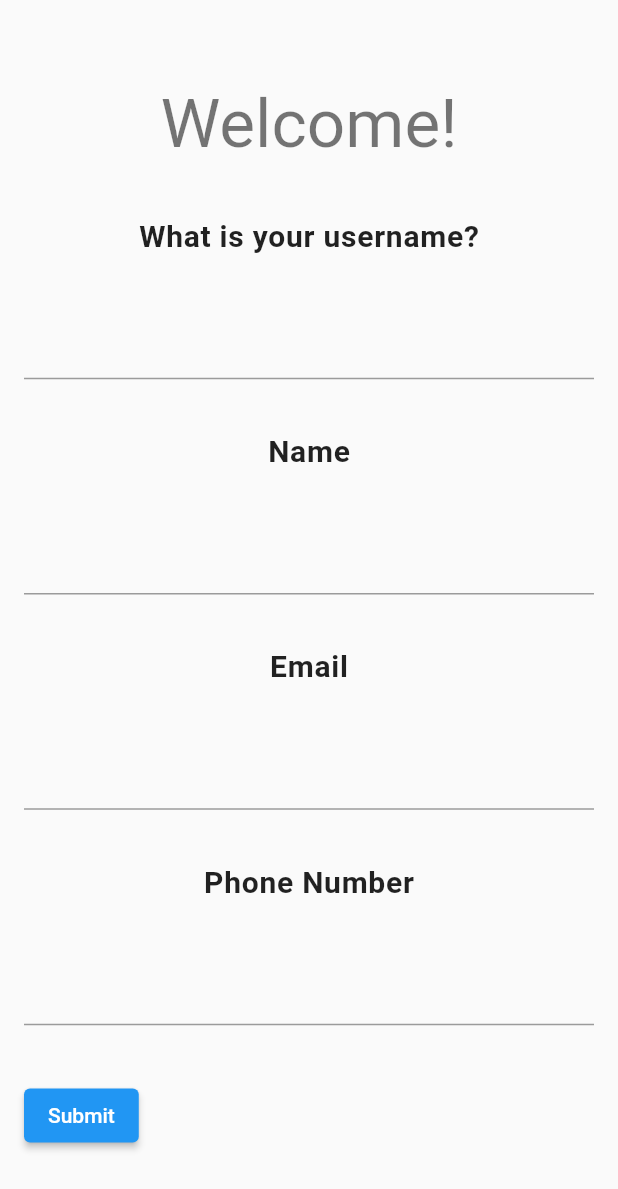
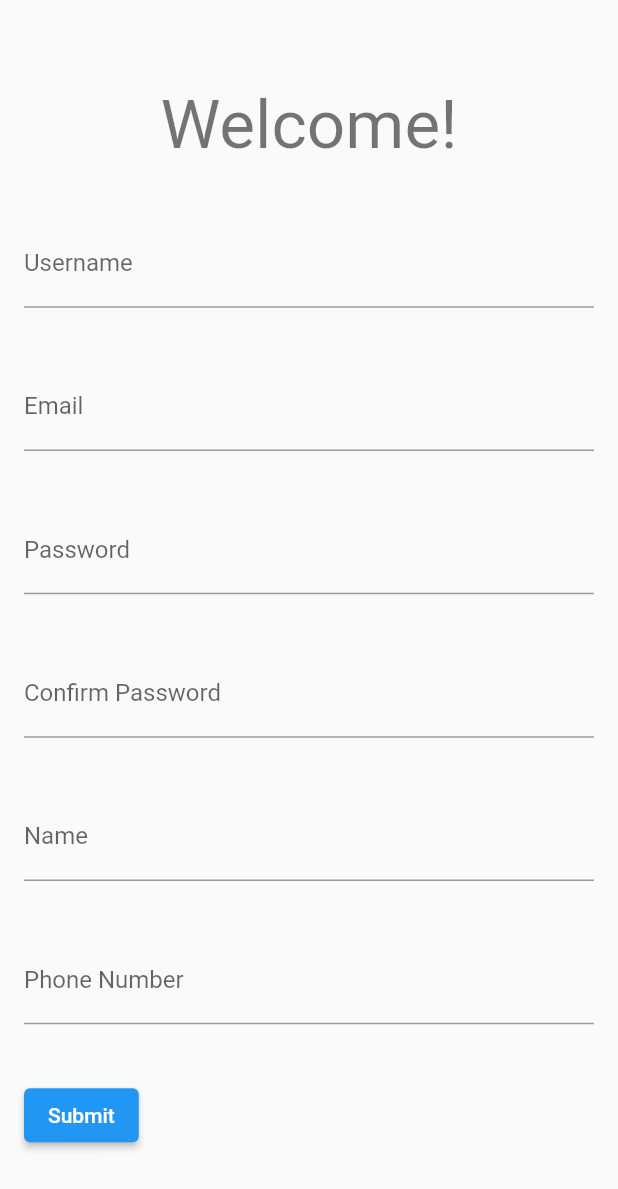
Before and after one commit to jyo142/LetsHang, a Flutter app: the SignUpScreen screen opened directly, on a phone screen of 412 x 824 dp. Shown: the top 1189 px of the screen. Run offline on Flutter 3.47's test engine with Material 2 defaults, Android fonts, the light colour scheme and no system bars; our stand-ins replace bloc, cloud_firestore, equatable, firebase_auth, firebase_core, flutter_bloc and 1 more; accounts and stored records are empty; network calls fail.

Commit message:
sign in and login

```diff
--- a/lib/blocs/app/app_event.dart
+++ b/lib/blocs/app/app_event.dart
@@ -11,10 +11,12 @@ abstract class AppEvent extends Equatable {
 
 class AppLoginRequested extends AppEvent {}
 
+class AppGoogleLoginRequested extends AppEvent {}
+
 class AppSignupRequested extends AppEvent {}
 
-class AppUserCreated extends AppEvent {
-  const AppUserCreated(this.hangUser);
+class AppUserAuthenticated extends AppEvent {
+  const AppUserAuthenticated({required this.hangUser});
 
   final HangUser hangUser;
 
--- a/lib/blocs/app/app_state.dart
+++ b/lib/blocs/app/app_state.dart
@@ -10,6 +10,16 @@ class AppState extends Equatable {
 }
 
 class AppLoginLoading extends AppState {}
+
+class AppIsLoggingIn extends AppState {
+  const AppIsLoggingIn({this.email = '', this.password = ''});
+
+  final String email;
+  final String password;
+
+  @override
+  List<Object> get props => [email, password];
+}
 
 class AppLoginError extends AppState {
   const AppLoginError({this.errorMessage});
--- /dev/null
+++ b/lib/blocs/login/login_state.dart
@@ -0,0 +1,41 @@
+part of 'login_bloc.dart';
+
+class LoginState extends Equatable {
+  final String email;
+  final String password;
+
+  LoginState({this.email = '', this.password = ''}) {}
+
+  LoginState copyWith({String? email, String? password}) {
+    return LoginState(
+      email: email ?? this.email,
+      password: password ?? this.password,
+    );
+  }
+
+  @override
+  List<Object?> get props => [email, password];
+}
+
+class LoginSubmitLoading extends LoginState {
+  LoginSubmitLoading(LoginState state)
+      : super(email: state.email, password: state.password);
+}
+
+class LoginSuccess extends LoginState {
+  LoginSuccess({required this.loggedInUser});
+
+  final HangUser loggedInUser;
+
+  @override
+  List<Object> get props => [loggedInUser];
+}
+
+class LoginError extends LoginState {
+  final String errorMessage;
+
+  LoginError({required this.errorMessage}) {}
+
+  @override
+  List<Object> get props => [errorMessage];
+}
--- a/lib/blocs/signup/sign_up_event.dart
+++ b/lib/blocs/signup/sign_up_event.dart
@@ -15,6 +15,24 @@ class UserNameChanged extends SignUpEvent {
 
   @override
   List<Object> get props => [userName];
+}
+
+class PasswordChanged extends SignUpEvent {
+  const PasswordChanged(this.password);
+
+  final String password;
+
+  @override
+  List<Object> get props => [password];
+}
+
+class ConfirmPasswordChanged extends SignUpEvent {
+  const ConfirmPasswordChanged(this.confirmPassword);
+
+  final String confirmPassword;
+
+  @override
+  List<Object> get props => [confirmPassword];
 }
 
 class NameChanged extends SignUpEvent {
--- a/lib/blocs/signup/sign_up_state.dart
+++ b/lib/blocs/signup/sign_up_state.dart
@@ -6,6 +6,11 @@ class SignUpState extends Equatable {
   final User? firebaseUser;
   final String userName;
   final String? name;
+  final String? password;
+  final String? confirmPassword;
+  String get confirmPasswordError =>
+      confirmPassword != password ? "Passwords do not match" : "";
+
   final String? email;
   final String? phoneNumber;
 
@@ -13,6 +18,8 @@ class SignUpState extends Equatable {
       {this.firebaseUser,
       this.userName = '',
       this.name = '',
+      this.password = '',
+      this.confirmPassword = '',
       this.email = '',
       this.phoneNumber = ''}) {}
 
@@ -20,25 +27,42 @@ class SignUpState extends Equatable {
       {User? firebaseUser,
       String? userName,
       String? name,
+      String? password,
+      String? confirmPassword,
       String? email,
       String? phoneNumber}) {
     return SignUpState(
         firebaseUser: firebaseUser ?? this.firebaseUser,
         userName: userName ?? this.userName,
         name: name ?? this.name,
+        password: password ?? this.password,
+        confirmPassword: confirmPassword ?? this.confirmPassword,
         email: email ?? this.email,
         phoneNumber: phoneNumber ?? this.phoneNumber);
   }
 
   @override
-  List<Object?> get props => [firebaseUser, userName];
+  List<Object?> get props => [
+        firebaseUser,
+        userName,
+        name,
+        password,
+        confirmPassword,
+        email,
+        phoneNumber
+      ];
 }
 
 class SignUpSubmitLoading extends SignUpState {
-  SignUpSubmitLoading({firebaseUser, userName = ''})
-      : super(firebaseUser: firebaseUser, userName: userName);
-  @override
-  List<Object?> get props => [firebaseUser, userName];
+  SignUpSubmitLoading(SignUpState state)
+      : super(
+            firebaseUser: state.firebaseUser,
+            userName: state.userName,
+            name: state.name,
+            password: state.password,
+            confirmPassword: state.confirmPassword,
+            email: state.email,
+            phoneNumber: state.phoneNumber);
 }
 
 class SignUpError extends SignUpState {
--- a/lib/main.dart
+++ b/lib/main.dart
@@ -2,7 +2,7 @@ import 'package:flutter/material.dart';
 import 'package:letshang/assets/MainTheme.dart';
 import 'package:letshang/blocs/app/app_bloc.dart';
 import 'package:letshang/repositories/user/user_repository.dart';
-import 'package:letshang/screens/sign_in_screen.dart';
+import 'package:letshang/screens/unauthorized_screen.dart';
 import 'package:flutter_bloc/flutter_bloc.dart';
 import 'package:letshang/services/authentication_service.dart';
 
@@ -22,7 +22,7 @@ class MyApp extends StatelessWidget {
       child: MaterialApp(
         title: 'Flutter Demo',
         theme: mainTheme,
-        home: const SignInScreen(),
+        home: const UnAuthorizedScreen(),
       ),
     );
   }
--- a/lib/repositories/user/base_user_repository.dart
+++ b/lib/repositories/user/base_user_repository.dart
@@ -4,5 +4,6 @@ import 'package:firebase_auth/firebase_auth.dart';
 abstract class BaseUserRepository {
   Future<HangUser?> getUserByUserName(String userName);
   Future<HangUser?> getUserByEmail(String userName);
-  Future<void> addUser(String userName, User firebaseUser);
+  Future<void> addUser(HangUser user);
+  Future<void> addFirebaseUser(String userName, User firebaseUser);
 }
--- a/lib/screens/app_screen.dart
+++ b/lib/screens/app_screen.dart
@@ -21,7 +21,9 @@ class _AppScreenState extends State {
   ];
   @override
   Widget build(BuildContext context) {
-    return Scaffold(
+    return WillPopScope(
+      onWillPop: () async => false,
+      child: Scaffold(
         body: _children[_currentIndex],
         bottomNavigationBar: BottomNavigationBar(
           onTap: onTabTapped,
@@ -35,6 +37,7 @@ class _AppScreenState extends State {
             BottomNavigationBarItem(icon: Icon(Icons.person), label: 'Profile')
           ],
         ),
+      ),
     );
   }
 
--- a/lib/screens/profile_screen.dart
+++ b/lib/screens/profile_screen.dart
@@ -6,7 +6,7 @@ import 'package:letshang/blocs/profile/profile_bloc.dart';
 import 'package:letshang/blocs/profile/profile_event.dart';
 import 'package:letshang/blocs/profile/profile_state.dart';
 import 'package:letshang/repositories/user/user_repository.dart';
-import 'package:letshang/screens/sign_in_screen.dart';
+import 'package:letshang/screens/unauthorized_screen.dart';
 import 'package:letshang/services/authentication_service.dart';
 import 'package:flutter_bloc/flutter_bloc.dart';
 import 'package:letshang/widgets/profile_pic.dart';
@@ -24,7 +24,7 @@ class _ProfileScreenState extends State<ProfileScreen> {
   Route _routeToSignInScreen() {
     return PageRouteBuilder(
       pageBuilder: (context, animation, secondaryAnimation) =>
-          const SignInScreen(),
+          const UnAuthorizedScreen(),
       transitionsBuilder: (context, animation, secondaryAnimation, child) {
         var begin = const Offset(-1.0, 0.0);
         var end = Offset.zero;
--- a/lib/screens/sign_up_screen.dart
+++ b/lib/screens/sign_up_screen.dart
@@ -52,13 +52,20 @@ class _SignUpScreenState extends State<SignUpScreen> {
                       ],
                     ),
                     ..._userNameField(),
+                    ..._signUpTextField(
+                        "Email", false, (value) => EmailChanged(value)),
                     if (!isFirebaseSignup) ...[
                       ..._signUpTextField(
-                          "Name", (value) => NameChanged(value)),
+                          "Password", true, (value) => PasswordChanged(value)),
                       ..._signUpTextField(
-                          "Email", (value) => EmailChanged(value)),
+                          "Confirm Password",
+                          true,
+                          (value) => ConfirmPasswordChanged(value),
+                          (SignUpState state) => state.confirmPasswordError),
                       ..._signUpTextField(
-                          "Phone Number", (value) => PhoneNumberChanged(value)),
+                          "Name", false, (value) => NameChanged(value)),
+                      ..._signUpTextField("Phone Number", false,
+                          (value) => PhoneNumberChanged(value)),
                     ],
                     _submitButton(),
                   ],
@@ -69,18 +76,10 @@ class _SignUpScreenState extends State<SignUpScreen> {
 
   List<Widget> _userNameField() {
     return [
-      Row(
-        mainAxisAlignment: MainAxisAlignment.center,
-        children: [
-          Text(
-            'What is your username?',
-            style: Theme.of(context).textTheme.headline5,
-          ),
-        ],
-      ),
       BlocBuilder<SignUpBloc, SignUpState>(
         builder: (context, state) {
           return TextFormField(
+              decoration: const InputDecoration(labelText: "Username"),
               initialValue: "",
               // The validator receives the text that the user has entered.
               validator: (value) {
@@ -96,27 +95,20 @@ class _SignUpScreenState extends State<SignUpScreen> {
     ];
   }
 
-  List<Widget> _signUpTextField(String text, Function signUpEvent) {
+  List<Widget> _signUpTextField(
+      String text, bool isPassword, Function signUpEvent,
+      [Function? stateErrorMessage]) {
     return [
-      Row(
-        mainAxisAlignment: MainAxisAlignment.center,
-        children: [
-          Text(
-            text,
-            style: Theme.of(context).textTheme.headline5,
-          ),
-        ],
-      ),
       BlocBuilder<SignUpBloc, SignUpState>(
         builder: (context, state) {
           return TextFormField(
+              autovalidateMode: AutovalidateMode.onUserInteraction,
+              obscureText: isPassword,
+              decoration: InputDecoration(labelText: text),
               initialValue: "",
               // The validator receives the text that the user has entered.
               validator: (value) {
-                if (value == null || value.isEmpty) {
-                  return 'Please enter some text';
-                }
-                return null;
+                return stateErrorMessage?.call(state);
               },
               onChanged: (value) =>
                   context.read<SignUpBloc>().add(signUpEvent(value)));
@@ -129,16 +121,16 @@ class _SignUpScreenState extends State<SignUpScreen> {
     return BlocConsumer<SignUpBloc, SignUpState>(
       builder: (context, state) {
         if (state is SignUpSubmitLoading) {
-          return const CircularProgressIndicator(
-            valueColor: AlwaysStoppedAnimation<Color>(Colors.white),
-          );
+          return const CircularProgressIndicator();
         }
         if (state is SignUpError) {
           MessageService.showErrorMessage(
               content: state.errorMessage, context: context);
         }
         if (state is SignUpUserCreated) {
-          context.read<AppBloc>().add(AppUserCreated(state.user));
+          context
+              .read<AppBloc>()
+              .add(AppUserAuthenticated(hangUser: state.user));
         }
         return ElevatedButton(
           onPressed: () {
--- a/lib/services/authentication_service.dart
+++ b/lib/services/authentication_service.dart
@@ -47,6 +47,43 @@ class AuthenticationService {
     return user;
   }
 
+  static Future<void> signInEmailPassword(String email, String password) async {
+    try {
+      await FirebaseAuth.instance.signInWithEmailAndPassword(
+        email: email,
+        password: password,
+      );
+    } on FirebaseAuthException catch (e) {
+      if (e.code == 'weak-password') {
+        throw Exception("The password provided is too weak");
+      } else if (e.code == 'email-already-in-use') {
+        throw Exception("Email already in use");
+      }
+      throw Exception(e.message);
+    } catch (e) {
+      throw Exception("An error occured signing in");
+    }
+  }
+
+  static Future<void> createEmailPasswordAccount(
+      String email, String password) async {
+    try {
+      await FirebaseAuth.instance.createUserWithEmailAndPassword(
+        email: email,
+        password: password,
+      );
+    } on FirebaseAuthException catch (e) {
+      if (e.code == 'weak-password') {
+        throw Exception("The password provided is too weak");
+      } else if (e.code == 'email-already-in-use') {
+        throw Exception("Email already in use");
+      }
+      throw Exception(e.message);
+    } catch (e) {
+      throw Exception("An error occured creating the account");
+    }
+  }
+
   static Future<void> signOut({required BuildContext context}) async {
     final GoogleSignIn googleSignIn = GoogleSignIn();
 
```
Also changed, not shown: lib/blocs/app/app_bloc.dart (+8 -5 lines), lib/blocs/login/login_bloc.dart (added, +44 -0 lines), lib/blocs/login/login_event.dart (added, +28 -0 lines), lib/blocs/signup/sign_up_bloc.dart (+22 -13 lines), lib/repositories/user/user_repository.dart (+9 -1 lines), lib/screens/login_screen.dart (added, +103 -0 lines), lib/screens/sign_in_screen.dart (deleted, +0 -85 lines), lib/screens/unauthorized_screen.dart (added, +146 -0 lines), lib/widgets/google_signin_button.dart (+4 -27 lines). Lines whose indentation alone changed are shown as unchanged.
